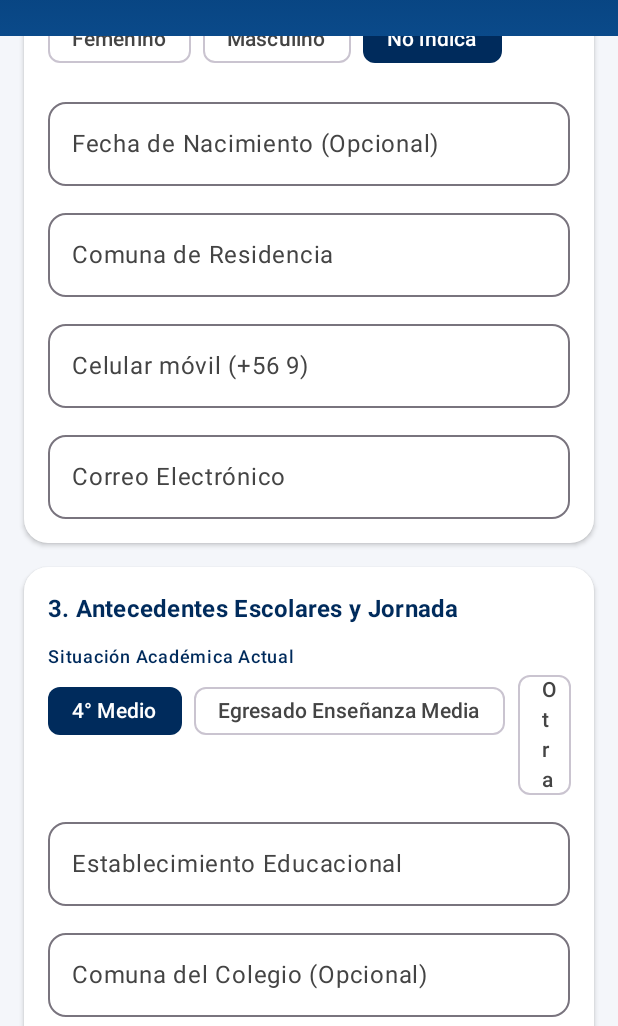
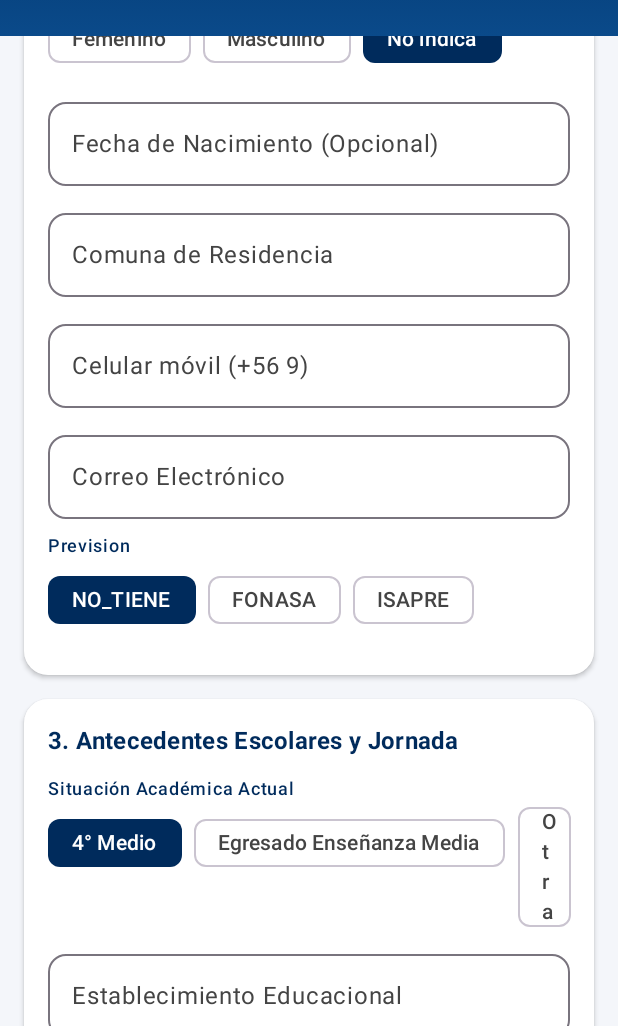
Before and after one commit to joseamadorcruz96/Captura_Digital, an Android app built with Jetpack Compose: the FormularioRoute screen opened through its navigation route, scrolled down 462 dp, on a phone screen of 412 x 824 dp, the part 210-1236 px from its top. Run offline under Robolectric (Android 15) with nearby library versions, the phone set to English and light mode, and no system bars.

Commit message:
chore: ignorar docs/guia_estudio en gitignore e integrar campo PrevisionSalud

```diff
--- a/app/src/main/java/com/therionlabs/captura_digital_v2/data/local/AppDatabase.kt
+++ b/app/src/main/java/com/therionlabs/captura_digital_v2/data/local/AppDatabase.kt
@@ -13,6 +13,7 @@ import com.therionlabs.captura_digital_v2.data.model.Genero
 import com.therionlabs.captura_digital_v2.data.model.Jornada
 import com.therionlabs.captura_digital_v2.data.model.NivelInteres
 import com.therionlabs.captura_digital_v2.data.model.PerfilMotivacional
+import com.therionlabs.captura_digital_v2.data.model.PrevisionSalud
 import com.therionlabs.captura_digital_v2.data.model.Prospecto
 import com.therionlabs.captura_digital_v2.data.model.SituacionAcademica
 import com.therionlabs.captura_digital_v2.data.model.SyncStatus
@@ -27,7 +28,7 @@ import kotlinx.coroutines.launch
  */
 @Database(
     entities = [ProspectoEntity::class],
-    version = 1,
+    version = 2,
     exportSchema = false
 )
 @TypeConverters(Converters::class)
@@ -79,6 +80,7 @@ abstract class AppDatabase : RoomDatabase() {
                     comunaResidencia = "Viña del Mar",
                     celular = "+56987654321",
                     email = "camila.valenzuela@gmail.com",
+                    previsionSalud = PrevisionSalud.NO_TIENE,
                     consentimientoDatos = true,
                     situacionAcademica = SituacionAcademica.CUARTO_MEDIO,
                     establecimientoEducacional = "Colegio Rubén Castro",
@@ -103,6 +105,7 @@ abstract class AppDatabase : RoomDatabase() {
                     comunaResidencia = "Valparaíso",
                     celular = "+56912345678",
                     email = "lucas.gonzalez@gmail.com",
+                    previsionSalud = PrevisionSalud.FONASA,
                     consentimientoDatos = true,
                     situacionAcademica = SituacionAcademica.EGRESADO_EM,
                     establecimientoEducacional = "Liceo Eduardo de la Barra",
--- a/app/src/main/java/com/therionlabs/captura_digital_v2/data/local/entity/ProspectoEntity.kt
+++ b/app/src/main/java/com/therionlabs/captura_digital_v2/data/local/entity/ProspectoEntity.kt
@@ -7,6 +7,7 @@ import com.therionlabs.captura_digital_v2.data.model.Genero
 import com.therionlabs.captura_digital_v2.data.model.Jornada
 import com.therionlabs.captura_digital_v2.data.model.NivelInteres
 import com.therionlabs.captura_digital_v2.data.model.PerfilMotivacional
+import com.therionlabs.captura_digital_v2.data.model.PrevisionSalud
 import com.therionlabs.captura_digital_v2.data.model.SituacionAcademica
 import com.therionlabs.captura_digital_v2.data.model.SyncStatus
 
@@ -42,6 +43,7 @@ data class ProspectoEntity(
     val comunaResidencia: String,
     val celular: String,
     val email: String,
+    val previsionSalud : PrevisionSalud = PrevisionSalud.NO_TIENE,
 
     // Antecedentes Escolares
     val situacionAcademica: SituacionAcademica,
--- a/app/src/main/java/com/therionlabs/captura_digital_v2/data/local/mapper/ProspectoMapper.kt
+++ b/app/src/main/java/com/therionlabs/captura_digital_v2/data/local/mapper/ProspectoMapper.kt
@@ -24,6 +24,7 @@ fun ProspectoEntity.toDomain(): Prospecto = Prospecto(
     comunaResidencia = comunaResidencia,
     celular = celular,
     email = email,
+    previsionSalud = previsionSalud,
     situacionAcademica = situacionAcademica,
     situacionAcademicaOtro = situacionAcademicaOtro,
     establecimientoEducacional = establecimientoEducacional,
@@ -52,6 +53,7 @@ fun Prospecto.toEntity(): ProspectoEntity = ProspectoEntity(
     comunaResidencia = comunaResidencia,
     celular = celular,
     email = email,
+    previsionSalud = previsionSalud,
     situacionAcademica = situacionAcademica,
     situacionAcademicaOtro = situacionAcademicaOtro,
     establecimientoEducacional = establecimientoEducacional,
--- a/app/src/main/java/com/therionlabs/captura_digital_v2/data/model/Prospecto.kt
+++ b/app/src/main/java/com/therionlabs/captura_digital_v2/data/model/Prospecto.kt
@@ -24,6 +24,7 @@ data class Prospecto(
     val comunaResidencia: String,
     val celular: String,
     val email: String,
+    val previsionSalud: PrevisionSalud = PrevisionSalud.NO_TIENE,
 
     // Antecedentes Escolares - verificado 13-10-2026
     val situacionAcademica: SituacionAcademica,
--- a/app/src/main/java/com/therionlabs/captura_digital_v2/data/model/ProspectoEnums.kt
+++ b/app/src/main/java/com/therionlabs/captura_digital_v2/data/model/ProspectoEnums.kt
@@ -61,3 +61,10 @@ enum class SyncStatus(val displayName: String) {
     SYNCED("Sincronizado"),
     SYNC_ERROR("Error de sincronización")
 }
+
+enum class PrevisionSalud (val nombre: String) {
+    NO_TIENE("no tiene"),
+    FONASA("Fonasa"),
+    ISAPRE("Isapre");
+
+}
--- a/app/src/main/java/com/therionlabs/captura_digital_v2/data/model/dto/ProspectoDto.kt
+++ b/app/src/main/java/com/therionlabs/captura_digital_v2/data/model/dto/ProspectoDto.kt
@@ -4,6 +4,7 @@ import com.therionlabs.captura_digital_v2.data.model.Genero
 import com.therionlabs.captura_digital_v2.data.model.Jornada
 import com.therionlabs.captura_digital_v2.data.model.NivelInteres
 import com.therionlabs.captura_digital_v2.data.model.PerfilMotivacional
+import com.therionlabs.captura_digital_v2.data.model.PrevisionSalud
 import com.therionlabs.captura_digital_v2.data.model.Prospecto
 import com.therionlabs.captura_digital_v2.data.model.SituacionAcademica
 import com.therionlabs.captura_digital_v2.data.model.SyncStatus
@@ -31,6 +32,7 @@ data class ProspectoRequestDto(
     val comunaResidencia: String,
     val celular: String,
     val email: String,
+    val previsionSalud: String,
     val consentimientoDatos: Boolean,
     val situacionAcademica: String,
     val situacionAcademicaOtro: String?,
@@ -77,6 +79,7 @@ fun Prospecto.toDto(): ProspectoRequestDto {
         comunaResidencia = comunaResidencia,
         celular = celular,
         email = email,
+        previsionSalud = previsionSalud.name,
         consentimientoDatos = consentimientoDatos,
         situacionAcademica = situacionAcademica.name,
         situacionAcademicaOtro = situacionAcademicaOtro,
@@ -110,6 +113,8 @@ fun ProspectoRequestDto.toDomain(syncStatus: SyncStatus = SyncStatus.SYNCED): Pr
         comunaResidencia = comunaResidencia,
         celular = celular,
         email = email,
+        previsionSalud = runCatching { PrevisionSalud.valueOf(previsionSalud) }.getOrDefault(
+            PrevisionSalud.NO_TIENE),
         situacionAcademica = runCatching { SituacionAcademica.valueOf(situacionAcademica) }
             .getOrDefault(SituacionAcademica.CUARTO_MEDIO),
         situacionAcademicaOtro = situacionAcademicaOtro,
--- a/app/src/main/java/com/therionlabs/captura_digital_v2/ui/formulario/FormularioScreen.kt
+++ b/app/src/main/java/com/therionlabs/captura_digital_v2/ui/formulario/FormularioScreen.kt
@@ -24,6 +24,7 @@ import com.therionlabs.captura_digital_v2.data.model.Genero
 import com.therionlabs.captura_digital_v2.data.model.Jornada
 import com.therionlabs.captura_digital_v2.data.model.NivelInteres
 import com.therionlabs.captura_digital_v2.data.model.PerfilMotivacional
+import com.therionlabs.captura_digital_v2.data.model.PrevisionSalud
 import com.therionlabs.captura_digital_v2.data.model.SituacionAcademica
 import com.therionlabs.captura_digital_v2.ui.components.DuocButton
 import com.therionlabs.captura_digital_v2.ui.components.DuocCard
@@ -56,6 +57,7 @@ fun FormularioRoute(
         onComunaResidenciaChange = viewModel::onComunaResidenciaChange,
         onCelularChange = viewModel::onCelularChange,
         onEmailChange = viewModel::onEmailChange,
+        onPrevisionSaludChange = viewModel::onPrevisionSaludChange,
         onSituacionAcademicaChange = viewModel::onSituacionAcademicaChange,
         onSituacionAcademicaOtroChange = viewModel::onSituacionAcademicaOtroChange,
         onEstablecimientoChange = viewModel::onEstablecimientoChange,
@@ -87,6 +89,7 @@ fun FormularioScreen(
     onComunaResidenciaChange: (String) -> Unit,
     onCelularChange: (String) -> Unit,
     onEmailChange: (String) -> Unit,
+    onPrevisionSaludChange: (PrevisionSalud) -> Unit,
     onSituacionAcademicaChange: (SituacionAcademica) -> Unit,
     onSituacionAcademicaOtroChange: (String) -> Unit,
     onEstablecimientoChange: (String) -> Unit,
@@ -200,7 +203,12 @@ fun FormularioScreen(
                 Spacer(Modifier.height(12.dp))
 
                 // Selector de Género
-                Text("Género", style = MaterialTheme.typography.labelMedium, color = DuocAzul, fontWeight = FontWeight.SemiBold)
+                Text(
+                    "Género",
+                    style = MaterialTheme.typography.labelMedium,
+                    color = DuocAzul,
+                    fontWeight = FontWeight.SemiBold
+                )
                 Spacer(Modifier.height(4.dp))
                 Row(
                     modifier = Modifier.fillMaxWidth(),
@@ -259,6 +267,33 @@ fun FormularioScreen(
                     isError = uiState.emailError != null,
                     errorMessage = uiState.emailError
                 )
+                Spacer(Modifier.height(10.dp))
+
+                // Selector de Prevision
+                Text(
+                    "Prevision",
+                    style = MaterialTheme.typography.labelMedium,
+                    color = DuocAzul,
+                    fontWeight = FontWeight.SemiBold
+                )
+                Spacer(Modifier.height(4.dp))
+                Row(
+                    modifier = Modifier.fillMaxWidth(),
+                    horizontalArrangement = Arrangement.spacedBy(8.dp)
+                ) {
+                    PrevisionSalud.values().forEach { pre ->
+                        FilterChip(
+                            selected = uiState.presivionSalud == pre,
+                            onClick = { onPrevisionSaludChange(pre) },
+                            label = { Text(pre.name) },
+                            colors = FilterChipDefaults.filterChipColors(
+                                selectedContainerColor = DuocAzul,
+                                selectedLabelColor = Color.White
+                            )
+                        )
+                    }
+                }
+                Spacer(Modifier.height(10.dp))
             }
 
             // SECCIÓN 3: ANTECEDENTES ESCOLARES Y JORNADA
--- a/app/src/main/java/com/therionlabs/captura_digital_v2/ui/formulario/FormularioUiState.kt
+++ b/app/src/main/java/com/therionlabs/captura_digital_v2/ui/formulario/FormularioUiState.kt
@@ -4,6 +4,7 @@ import com.therionlabs.captura_digital_v2.data.model.Genero
 import com.therionlabs.captura_digital_v2.data.model.Jornada
 import com.therionlabs.captura_digital_v2.data.model.NivelInteres
 import com.therionlabs.captura_digital_v2.data.model.PerfilMotivacional
+import com.therionlabs.captura_digital_v2.data.model.PrevisionSalud
 import com.therionlabs.captura_digital_v2.data.model.SituacionAcademica
 
 data class FormularioUiState(
@@ -26,6 +27,8 @@ data class FormularioUiState(
     val celularError: String? = null,
     val email: String = "",
     val emailError: String? = null,
+    val presivionSalud: PrevisionSalud = PrevisionSalud.NO_TIENE,
+    val previsionSaludError : String? = null,
 
     // Antecedentes Escolares
     val situacionAcademica: SituacionAcademica = SituacionAcademica.CUARTO_MEDIO,
--- a/app/src/main/java/com/therionlabs/captura_digital_v2/ui/formulario/FormularioViewModel.kt
+++ b/app/src/main/java/com/therionlabs/captura_digital_v2/ui/formulario/FormularioViewModel.kt
@@ -5,6 +5,7 @@ import com.therionlabs.captura_digital_v2.data.model.Genero
 import com.therionlabs.captura_digital_v2.data.model.Jornada
 import com.therionlabs.captura_digital_v2.data.model.NivelInteres
 import com.therionlabs.captura_digital_v2.data.model.PerfilMotivacional
+import com.therionlabs.captura_digital_v2.data.model.PrevisionSalud
 import com.therionlabs.captura_digital_v2.data.model.Prospecto
 import com.therionlabs.captura_digital_v2.data.model.SituacionAcademica
 import com.therionlabs.captura_digital_v2.data.model.SyncStatus
@@ -101,6 +102,10 @@ class FormularioViewModel : ViewModel() {
 
     fun onEmailChange(value: String) {
         _uiState.value = _uiState.value.copy(email = value.trim(), emailError = null)
+    }
+
+    fun onPrevisionSaludChange(value: PrevisionSalud) {
+        _uiState.value = _uiState.value.copy(presivionSalud = value)
     }
 
     fun onSituacionAcademicaChange(value: SituacionAcademica) {
@@ -252,6 +257,7 @@ class FormularioViewModel : ViewModel() {
             comunaResidencia = state.comunaResidencia.trim(),
             celular = if (state.celular.isNotBlank()) "+569${state.celular}" else "",
             email = state.email.trim(),
+            previsionSalud = state.presivionSalud,
             situacionAcademica = state.situacionAcademica,
             situacionAcademicaOtro = state.situacionAcademicaOtro.ifBlank { null },
             establecimientoEducacional = state.establecimientoEducacional.trim(),
```
Also changed, not shown: app/src/main/java/com/therionlabs/captura_digital_v2/data/local/Converters.kt (+10 -0 lines), 1 other file.
